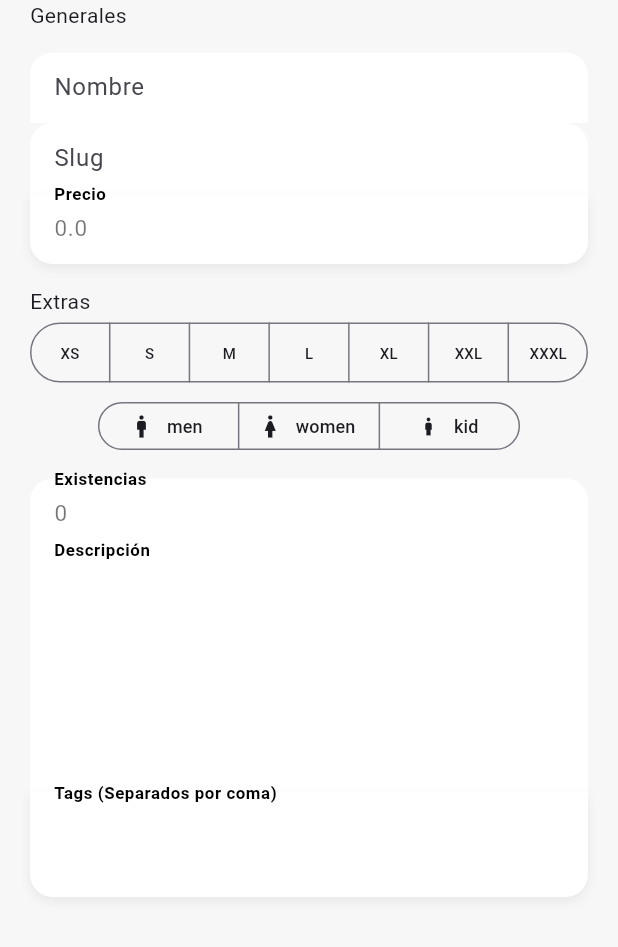
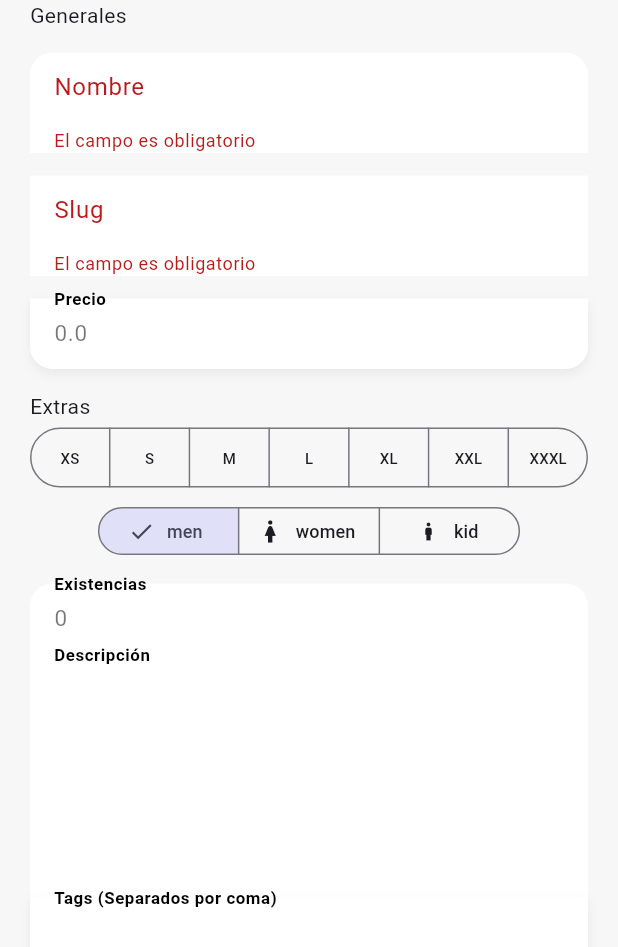
Before and after one commit to cesarcortes12/teslo, a Flutter app: the _ProductInformation widget shown alone on an empty page, opened directly with empty values, on a phone screen of 412 x 824 dp. Shown: the top 947 px of the screen. Run offline on Flutter 3.47's test engine with Material 3 defaults, Android fonts, the phone set to English and light mode, and no system bars; our stand-ins replace bloc, dio, equatable, flutter_bloc, flutter_dotenv, flutter_riverpod and 4 more; accounts and stored records are empty; network calls fail; project files that could hold a hidden picture were left out.

Commit message:
conexion del formulario de product screnn reactivo con el cubit

```diff
--- a/lib/config/router/app_router.dart
+++ b/lib/config/router/app_router.dart
@@ -1,5 +1,3 @@
-import 'package:flutter/material.dart';
-import 'package:flutter_bloc/flutter_bloc.dart';
 import 'package:go_router/go_router.dart';
 import 'package:teslo_shop/config/router/app_router_notifier.dart';
 import 'package:teslo_shop/features/auth/auth.dart';
--- /dev/null
+++ b/lib/features/products/presentation/cubit/product_form_cubit/product_form_state.dart
@@ -0,0 +1,54 @@
+part of 'product_form_cubit.dart';
+
+class ProductFormState {
+  final bool isFormValid;
+  final String id;
+  final Title title;
+  final Slug slug;
+  final Price price;
+  final List<String> sizes;
+  final String gender;
+  final Stock inStock;
+  final String description;
+  final String tags;
+  final List<String> images;
+
+  const ProductFormState(
+      {this.isFormValid = false,
+      this.id = '0',
+      this.title = const Title.dirty(''),
+      this.slug = const Slug.dirty(''),
+      this.price = const Price.dirty(0),
+      this.sizes = const [],
+      this.gender = 'men',
+      this.inStock = const Stock.dirty(0),
+      this.description = '',
+      this.tags = '',
+      this.images = const []});
+
+  ProductFormState copyWith({
+    bool? isFormValid,
+    String? id,
+    Title? title,
+    Slug? slug,
+    Price? price,
+    List<String>? sizes,
+    String? gender,
+    Stock? inStock,
+    String? description,
+    String? tags,
+    List<String>? images,
+  }) =>
+      ProductFormState(
+        id: id ?? this.id,
+        title: title ?? this.title,
+        slug: slug ?? this.slug,
+        price: price ?? this.price,
+        sizes: sizes ?? this.sizes,
+        gender: gender ?? this.gender,
+        inStock: inStock ?? this.inStock,
+        description: description ?? this.description,
+        tags: tags ?? this.tags,
+        images: images ?? this.images,
+      );
+}
--- a/lib/features/products/presentation/screens/product_screen.dart
+++ b/lib/features/products/presentation/screens/product_screen.dart
@@ -1,7 +1,7 @@
 import 'package:flutter/material.dart';
 import 'package:flutter_bloc/flutter_bloc.dart';
-import 'package:teslo_shop/features/products/infraestructure/repositories/products_repository_impl.dart';
 import 'package:teslo_shop/features/products/presentation/cubit/product_cubit/product_cubit.dart';
+import 'package:teslo_shop/features/products/presentation/cubit/product_form_cubit/product_form_cubit.dart';
 import 'package:teslo_shop/features/shared/shared.dart';
 
 import '../../domain/domain.dart';
@@ -17,33 +17,20 @@ class ProductScreen extends StatefulWidget {
 class _ProductScreenState extends State<ProductScreen> {
   //late Future<void> _loadProductFuture;
   //late Product product;
-  late ProductCubit productCubit;
+  late ProductCubit productCubit = context.read<ProductCubit>();
+  late ProductFormCubit productFormCubit;
   @override
   void initState() {
     super.initState();
 
-    //context.read<ProductCubit>().setId(widget.productId);
-    context.read<ProductCubit>().loadProduct(widget.productId);
+    productCubit = context.read<ProductCubit>()..loadProduct(widget.productId);
+    // _loadProduct();
   }
-
-  /*Future<void> _loadProduct() async {
-    await context.read<ProductCubit>().loadProduct(widget.productId);
-
-    //productCubit = await context.read<ProductCubit>();
-
-    /*await context.read<ProductCubit>().stream.firstWhere((state) {
-      product = state.product!;
-      productCubit.loadProduct(product.id);
-
-      return state.product != null;
-    });*/
-  }
-
-  */
 
   @override
   Widget build(BuildContext context) {
     final productCubit = context.read<ProductCubit>();
+
     return Scaffold(
       appBar: AppBar(title: const Text('Editar Producto'), actions: [
         IconButton(
@@ -53,12 +40,12 @@ class _ProductScreenState extends State<ProductScreen> {
           bloc: productCubit,
           builder: (context, state) {
             if (productCubit.state.product != null) {
+              productFormCubit = context.read<ProductFormCubit>()
+                ..changeData(producto: productCubit.state.product!);
               return _ProductView(product: productCubit.state.product!);
             }
-            return Text('Cargando..');
-          }
-
-          ),
+            return FullScreenLoader();
+          }),
 
       //builder: (context, state) {
       /*if (productCubit.state.product != null) {
@@ -83,29 +70,42 @@ class _ProductView extends StatelessWidget {
   @override
   Widget build(BuildContext context) {
     final textStyles = Theme.of(context).textTheme;
+    final productFormCubit = context.read<ProductFormCubit>();
 
+    if (product == null) {
+      return Center(child: CircularProgressIndicator());
+    }
+
+    return BlocBuilder<ProductFormCubit, ProductFormState>(
+      builder: (context, state) {
         return ListView(
           children: [
             SizedBox(
               height: 250,
               width: 600,
-          child: _ImageGallery(images: product.images),
+              child: _ImageGallery(images: productFormCubit.state.images),
             ),
             const SizedBox(height: 10),
-        Center(child: Text(product.title, style: textStyles.titleSmall)),
+            Center(
+                child: Text(productFormCubit.state.title.value,
+                    style: textStyles.titleSmall)),
             const SizedBox(height: 10),
             _ProductInformation(product: product),
           ],
+        );
+      },
     );
   }
 }
 
 class _ProductInformation extends StatelessWidget {
   final Product product;
+
   const _ProductInformation({required this.product});
 
   @override
   Widget build(BuildContext context) {
+    final productFormCubit = context.read<ProductFormCubit>();
     return Padding(
       padding: const EdgeInsets.symmetric(horizontal: 20),
       child: Column(
@@ -116,36 +116,55 @@ class _ProductInformation extends StatelessWidget {
           CustomProductField(
             isTopField: true,
             label: 'Nombre',
-            initialValue: product.title,
+            initialValue: productFormCubit.state.title.value,
+            onChanged: (value) => productFormCubit.onTitleChange(value),
+            errorMessage: productFormCubit.state.title.errorMessage,
           ),
+          const SizedBox(height: 15),
           CustomProductField(
-            isTopField: true,
             label: 'Slug',
-            initialValue: product.slug,
+            initialValue: productFormCubit.state.slug.value,
+            onChanged: (value) => productFormCubit.onSlugChange(value),
+            errorMessage: productFormCubit.state.slug.errorMessage,
           ),
+          const SizedBox(height: 15),
           CustomProductField(
             isBottomField: true,
             label: 'Precio',
             keyboardType: const TextInputType.numberWithOptions(decimal: true),
-            initialValue: product.price.toString(),
+            initialValue: productFormCubit.state.price.value.toString(),
+            onChanged: (value) => productFormCubit.onPriceChange(double
+                    .tryParse(value) ??
+                -1), //no se puede cero porque el vlaidator tiene cero o mayor
+            errorMessage: productFormCubit.state.price.errorMessage,
           ),
           const SizedBox(height: 15),
           const Text('Extras'),
-          _SizeSelector(selectedSizes: product.sizes),
+          _SizeSelector(
+            selectedSizes: productFormCubit.state.sizes,
+            onSizesChanged: productFormCubit.onSizeChanged,
+          ),
           const SizedBox(height: 5),
-          _GenderSelector(selectedGender: product.gender),
+          _GenderSelector(
+            selectedGender: productFormCubit.state.gender,
+            onGenderChanged: productFormCubit.onGenderChanged,
+          ),
           const SizedBox(height: 15),
           CustomProductField(
             isTopField: true,
             label: 'Existencias',
             keyboardType: const TextInputType.numberWithOptions(decimal: true),
-            initialValue: product.stock.toString(),
+            initialValue: productFormCubit.state.inStock.value.toString(),
+            onChanged: (value) =>
+                productFormCubit.onStockChange(int.tryParse(value) ?? -1),
+            errorMessage: productFormCubit.state.inStock.errorMessage,
           ),
           CustomProductField(
             maxLines: 6,
             label: 'Descripción',
             keyboardType: TextInputType.multiline,
             initialValue: product.description,
+            onChanged: (value) => productFormCubit.onDescriptionChange(value),
           ),
           CustomProductField(
             isBottomField: true,
@@ -153,6 +172,7 @@ class _ProductInformation extends StatelessWidget {
             label: 'Tags (Separados por coma)',
             keyboardType: TextInputType.multiline,
             initialValue: product.tags.join(', '),
+            onChanged: (value)=> productFormCubit.onTagsChange(value),
           ),
           const SizedBox(height: 100),
         ],
@@ -164,12 +184,15 @@ class _ProductInformation extends StatelessWidget {
 class _SizeSelector extends StatelessWidget {
   final List<String> selectedSizes;
   final List<String> sizes = const ['XS', 'S', 'M', 'L', 'XL', 'XXL', 'XXXL'];
+  final void Function(List<String> selectedSizes) onSizesChanged;
 
-  const _SizeSelector({required this.selectedSizes});
+  const _SizeSelector(
+      {required this.selectedSizes, required this.onSizesChanged});
 
   @override
   Widget build(BuildContext context) {
     return SegmentedButton(
+      emptySelectionAllowed: true,
       showSelectedIcon: false,
       segments: sizes.map((size) {
         return ButtonSegment(
@@ -178,6 +201,7 @@ class _SizeSelector extends StatelessWidget {
       }).toList(),
       selected: Set.from(selectedSizes),
       onSelectionChanged: (newSelection) {
+        onSizesChanged(List.from(newSelection));
         print(newSelection);
       },
       multiSelectionEnabled: true,
@@ -193,15 +217,17 @@ class _GenderSelector extends StatelessWidget {
     Icons.woman,
     Icons.boy,
   ];
+  final void Function(String selectedGender) onGenderChanged;
 
-  const _GenderSelector({required this.selectedGender});
+  const _GenderSelector(
+      {required this.selectedGender, required this.onGenderChanged});
 
   @override
   Widget build(BuildContext context) {
     return Center(
       child: SegmentedButton(
         multiSelectionEnabled: false,
-        showSelectedIcon: false,
+        showSelectedIcon: true,
         style: const ButtonStyle(visualDensity: VisualDensity.compact),
         segments: genders.map((size) {
           return ButtonSegment(
@@ -211,7 +237,8 @@ class _GenderSelector extends StatelessWidget {
         }).toList(),
         selected: {selectedGender},
         onSelectionChanged: (newSelection) {
-          print(newSelection);
+          onGenderChanged(newSelection.first);
+          print(newSelection.first);
         },
       ),
     );
--- a/lib/features/shared/infraestructure/inputs/inputs.dart
+++ b/lib/features/shared/infraestructure/inputs/inputs.dart
@@ -1,3 +1,7 @@
 export 'email.dart';
 export 'password.dart';
 export 'full_name.dart';
+export 'slug.dart';
+export 'title.dart';
+export 'price.dart';
+export 'stock.dart';
--- /dev/null
+++ b/lib/features/shared/infraestructure/inputs/price.dart
@@ -0,0 +1,32 @@
+// viene desde la documentacion y lo modificamosn
+
+import 'package:formz/formz.dart';
+
+// Define input validation errors
+enum PriceError { empty,value}
+
+// Extend FormzInput and provide the input type and error type.
+class Price extends FormzInput<double, PriceError> {
+  // Call super.pure to represent an unmodified form input.
+
+  const Price.pure() : super.pure(0.0);
+
+  // Call super.dirty to represent a modified form input.
+  const Price.dirty(double value) : super.dirty(value);
+
+  String? get errorMessage {
+    if (isValid || isPure) return null;
+    if (displayError == PriceError.empty) return 'El campo es obligatorio';
+    if (displayError == PriceError.value) return 'Tiene que ser cero o mayor';
+
+    return null;
+  }
+
+  // Override validator to handle validating a given input value.
+  @override
+  PriceError? validator(double value) {
+    if (value.toString().isEmpty || value.toString().trim().isEmpty) return PriceError.empty;
+    if (value<0) return PriceError.value;
+    return null;
+  }
+}
--- /dev/null
+++ b/lib/features/shared/infraestructure/inputs/slug.dart
@@ -0,0 +1,31 @@
+// viene desde la documentacion y lo modificamosn
+
+import 'package:formz/formz.dart';
+
+// Define input validation errors
+enum SlugError { empty,format}
+
+// Extend FormzInput and provide the input type and error type.
+class Slug extends FormzInput<String, SlugError> {
+  // Call super.pure to represent an unmodified form input.
+
+  const Slug.pure() : super.pure('');
+
+  // Call super.dirty to represent a modified form input.
+  const Slug.dirty(String value) : super.dirty(value);
+
+  String? get errorMessage {
+    if (isValid || isPure) return null;
+    if (displayError == SlugError.empty) return 'El campo es obligatorio';
+    if (displayError == SlugError.format) return 'El campo no tiene el formato esperado';
+    return null;
+  }
+
+  // Override validator to handle validating a given input value.
+  @override
+  SlugError? validator(String value) {
+    if (value.isEmpty || value.trim().isEmpty) return SlugError.empty;
+    if (value.contains("'") || value.contains(" ")) return SlugError.format;
+    return null;
+  }
+}
--- /dev/null
+++ b/lib/features/shared/infraestructure/inputs/stock.dart
@@ -0,0 +1,37 @@
+// viene desde la documentacion y lo modificamosn
+
+import 'package:formz/formz.dart';
+
+// Define input validation errors
+enum StockError { empty, value, format }
+
+// Extend FormzInput and provide the input type and error type.
+class Stock extends FormzInput<int, StockError> {
+  // Call super.pure to represent an unmodified form input.
+
+  const Stock.pure() : super.pure(0);
+
+  // Call super.dirty to represent a modified form input.
+  const Stock.dirty(int value) : super.dirty(value);
+
+  String? get errorMessage {
+    if (isValid || isPure) return null;
+    if (displayError == StockError.empty) return 'El campo es obligatorio';
+    if (displayError == StockError.value)
+      return 'Tiene que ser mayor a cero o igual a cero';
+    if (displayError == StockError.format) return 'no tiene formato de numero';
+
+    return null;
+  }
+
+  // Override validator to handle validating a given input value.
+  @override
+  StockError? validator(int value) {
+    if (value.toString().isEmpty || value.toString().trim().isEmpty)
+      return StockError.empty;
+    final isInteger = int.tryParse(value.toString()) ?? -1;
+    if (isInteger == -1) return StockError.format;
+    if (value < 0) return StockError.value;
+    return null;
+  }
+}
--- /dev/null
+++ b/lib/features/shared/infraestructure/inputs/title.dart
@@ -0,0 +1,29 @@
+// viene desde la documentacion y lo modificamosn
+
+import 'package:formz/formz.dart';
+
+// Define input validation errors
+enum TitleError { empty}
+
+// Extend FormzInput and provide the input type and error type.
+class Title extends FormzInput<String, TitleError> {
+  // Call super.pure to represent an unmodified form input.
+
+  const Title.pure() : super.pure('');
+
+  // Call super.dirty to represent a modified form input.
+  const Title.dirty(String value) : super.dirty(value);
+
+  String? get errorMessage {
+    if (isValid || isPure) return null;
+    if (displayError == TitleError.empty) return 'El campo es obligatorio';
+    return null;
+  }
+
+  // Override validator to handle validating a given input value.
+  @override
+  TitleError? validator(String value) {
+    if (value.isEmpty || value.trim().isEmpty) return TitleError.empty;
+    return null;
+  }
+}
```
Also changed, not shown: lib/features/products/infraestructure/mappers/product_mapper.dart (+8 -12 lines), lib/features/products/presentation/cubit/product_form_cubit/product_form_cubit.dart (added, +131 -0 lines), lib/main.dart (+14 -10 lines). Lines whose indentation alone changed are shown as unchanged.
